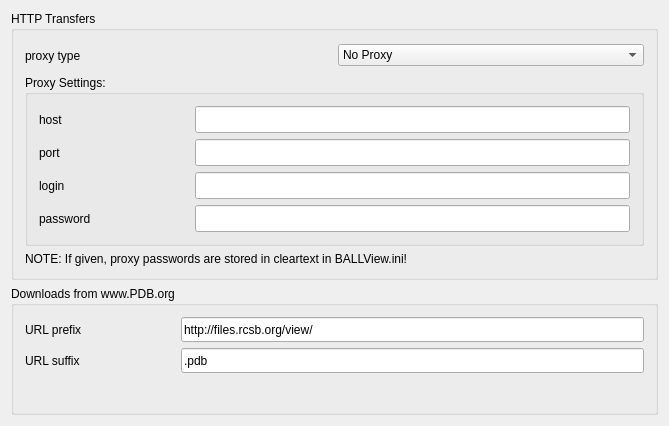
Qt form source/VIEW/DIALOGS/networkPreferences.ui (BALL-Project/ball) before a commit.
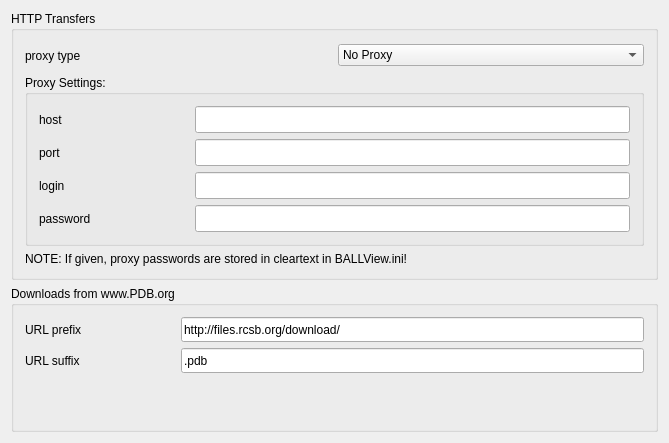
The same form after that commit.

Commit message:
Changed PDB download URLs.
Use the recommended download URL from:
http://www.rcsb.org/pdb/static.do?p=download/http/index.html

```diff
--- a/source/VIEW/DIALOGS/networkPreferences.ui
+++ b/source/VIEW/DIALOGS/networkPreferences.ui
@@ -7,7 +7,7 @@
     <x>0</x>
     <y>0</y>
     <width>669</width>
-    <height>426</height>
+    <height>443</height>
    </rect>
   </property>
   <property name="sizePolicy">
@@ -313,7 +313,7 @@
            </size>
           </property>
           <property name="text">
-           <string>http://files.rcsb.org/view/</string>
+           <string>http://files.rcsb.org/download/</string>
           </property>
          </widget>
         </item>
```
The commit also changes 3 other files.
